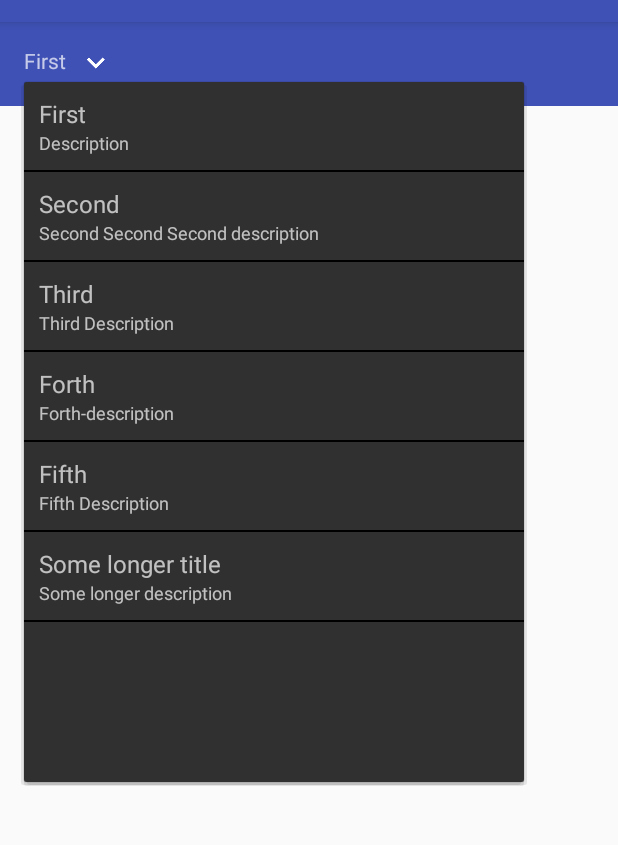
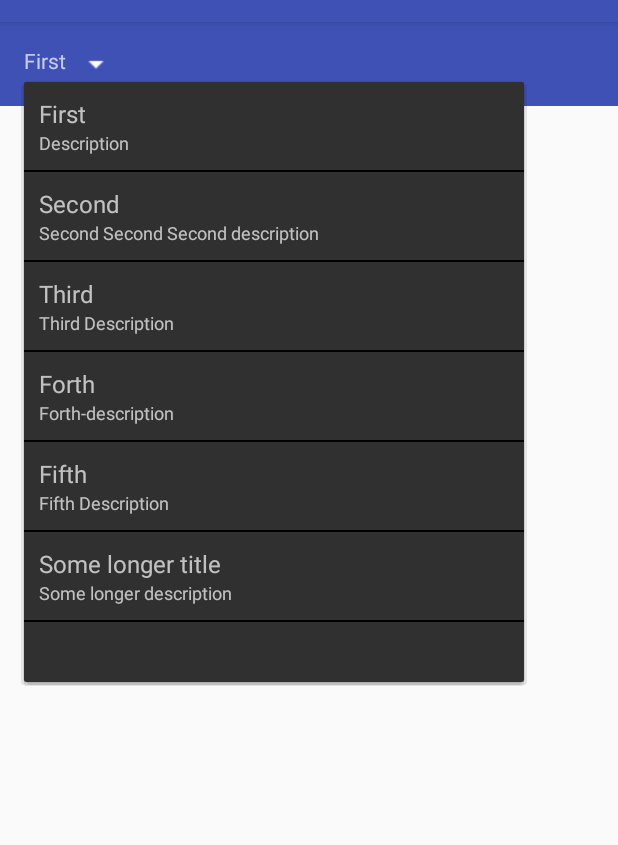
Before and after one commit to sagiyemi/custom-spinner, an Android app: the screen it shows after launch (MainActivity), after a tap on "First", on a phone screen of 412 x 824 dp, the part 62-907 px from its top. Run offline under Robolectric (Android 15) with nearby library versions, the phone set to English and light mode, and no system bars.

Commit message:
Support changing drawable right icon

```diff
--- a/library/src/main/java/com/autodesk/customspinner/CustomSpinner.java
+++ b/library/src/main/java/com/autodesk/customspinner/CustomSpinner.java
@@ -14,7 +14,7 @@ import android.widget.TextView;
  * Created by sagiyemini on 25/12/2016.
  */
 
-public class CustomSpinner<T extends SpinnerDropDownItem> extends LinearLayout implements View.OnClickListener, AdapterView.OnItemClickListener {
+public class CustomSpinner extends LinearLayout implements View.OnClickListener, AdapterView.OnItemClickListener {
 
     private static final String TAG = "CustomSpinner";
     private static final int NO_ITEM_SELECTED = -1;
@@ -23,6 +23,7 @@ public class CustomSpinner<T extends SpinnerDropDownItem> extends LinearLayout i
     private int mDrawablePaddingTop = Util.dpToPx(getContext(), 0f);
     private int mDrawablePaddingRight = Util.dpToPx(getContext(), 8f);
     private int mDrawablePaddingBottom = Util.dpToPx(getContext(), 0f);
+    private int mDrawableRight = R.drawable.ic_keyboard_arrow_down_white_24dp;
 
     private TextView mTitle;
     private ImageView mIcon;
@@ -54,7 +55,7 @@ public class CustomSpinner<T extends SpinnerDropDownItem> extends LinearLayout i
         mPopup.setOnItemClickListener(this);
         mPopup.setAnchorView(this);
         mPopup.setWidth(500);
-        mPopup.setHeight(700);
+        mPopup.setHeight(600);
         mPopup.setModal(true);
 
         TypedArray attr = context.obtainStyledAttributes(attrs, R.styleable.CustomSpinner, 0, 0);
@@ -63,9 +64,11 @@ public class CustomSpinner<T extends SpinnerDropDownItem> extends LinearLayout i
         mDrawablePaddingTop = attr.getDimensionPixelSize(R.styleable.CustomSpinner_cs_drawable_paddingTop, mDrawablePaddingTop);
         mDrawablePaddingRight = attr.getDimensionPixelSize(R.styleable.CustomSpinner_cs_drawable_paddingRight, mDrawablePaddingRight);
         mDrawablePaddingBottom = attr.getDimensionPixelSize(R.styleable.CustomSpinner_cs_drawable_paddingBottom, mDrawablePaddingBottom);
+        mDrawableRight = attr.getResourceId(R.styleable.CustomSpinner_cs_drawable_right, mDrawableRight);
 
         attr.recycle();
 
+        mIcon.setImageResource(mDrawableRight);
         mIcon.setPadding(mDrawablePaddingLeft, mDrawablePaddingTop, mDrawablePaddingRight, mDrawablePaddingBottom);
     }
 
--- a/library/src/main/res/layout/custom_spinner.xml
+++ b/library/src/main/res/layout/custom_spinner.xml
@@ -12,7 +12,6 @@
     <ImageView
         android:id="@+id/icon"
         android:layout_width="wrap_content"
-        android:layout_height="wrap_content"
-        android:src="@drawable/ic_keyboard_arrow_down_white_24dp"/>
+        android:layout_height="wrap_content"/>
 
 </LinearLayout>
--- a/sample/src/main/res/layout/toolbar.xml
+++ b/sample/src/main/res/layout/toolbar.xml
@@ -10,8 +10,9 @@
 
     <com.autodesk.customspinner.CustomSpinner
         android:id="@+id/spinner"
+        android:layout_width="wrap_content"
+        android:layout_height="wrap_content"
         app:cs_drawable_paddingLeft="8dp"
-        android:layout_width="wrap_content"
-        android:layout_height="wrap_content"/>
+        app:cs_drawable_right="@drawable/menu_down"/>
 
 </android.support.v7.widget.Toolbar>
```
Also changed, not shown: library/src/main/res/drawable-mdpi/menu_down.png (added).
